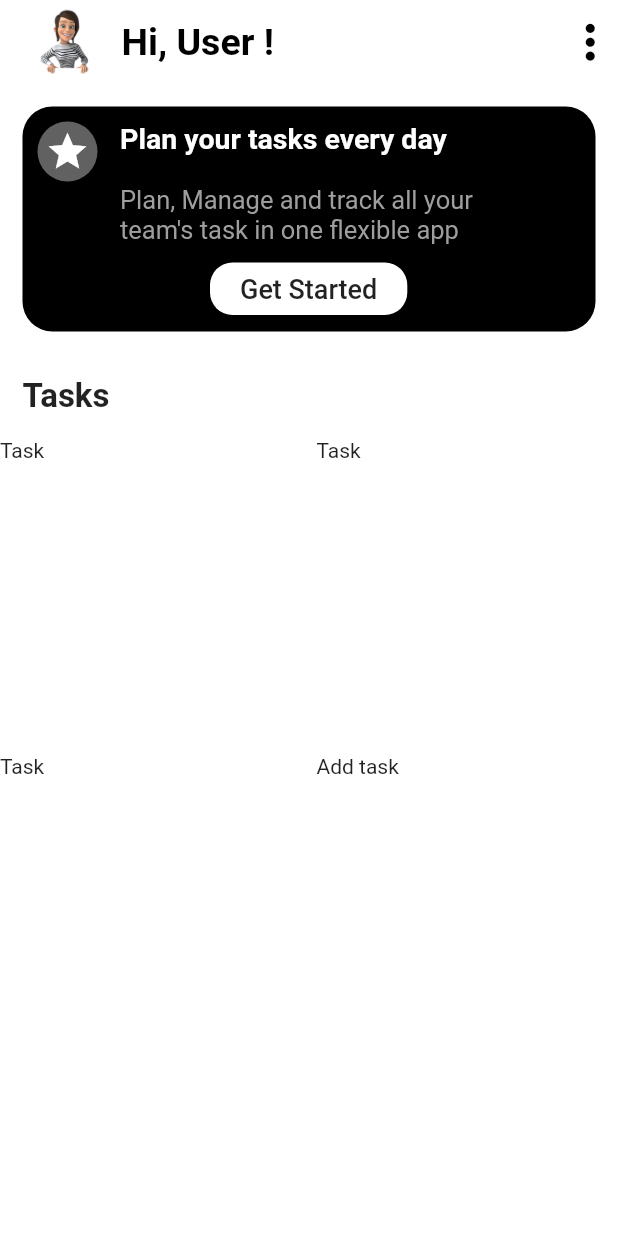
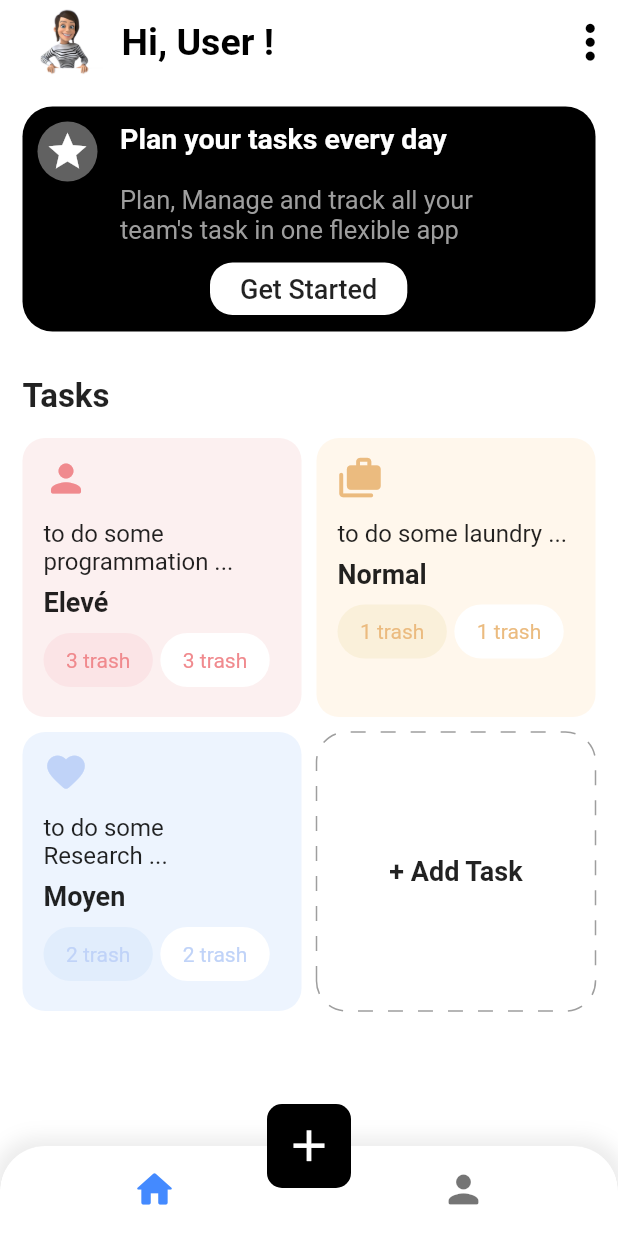
Before and after one commit to joumarhiba/MyTask, a Flutter app: the screen it shows after launch, on a phone screen of 412 x 824 dp. Run offline on Flutter 3.47's test engine with Material 2 defaults, Android fonts, the phone set to English and light mode, and no system bars; drawn by our look-alikes of dotted_border.

Commit message:
last commit

```diff
--- a/MyTask/lib/models/task.dart
+++ b/MyTask/lib/models/task.dart
@@ -40,9 +40,9 @@ Task(
     Task(iconData: Icons.favorite_rounded,
      title: 'to do some Research ...',
      type: 'Moyen',
-     bgColor: kRedLight,
-     iconColor: kRedDark,
-     btnColor: kRed,
+     bgColor: kBlueLight,
+     iconColor: kBlueDart,
+     btnColor: kBlue,
      done: 0,
      trash: 2,
     ),
--- a/MyTask/lib/screens/home/home.dart
+++ b/MyTask/lib/screens/home/home.dart
@@ -18,13 +18,58 @@ class HomePage extends StatelessWidget {
             padding: const EdgeInsets.all(15),
             child: const Text(
               'Tasks',
-              style: TextStyle(
-                fontSize: 22,
-                fontWeight: FontWeight.bold),
+              style: TextStyle(fontSize: 22, fontWeight: FontWeight.bold),
             ),
           ),
-         Expanded(child: Tasks())
+          Expanded(child: Tasks())
         ],
+      ),
+      bottomNavigationBar: _buildBottomNav(),
+      floatingActionButtonLocation: FloatingActionButtonLocation.centerDocked,
+      floatingActionButton: FloatingActionButton(
+        shape: RoundedRectangleBorder(borderRadius: BorderRadius.circular(10)),
+        elevation: 0,
+        backgroundColor: Colors.black,
+        onPressed: () {},
+        child: const Icon(Icons.add, size: 35),
+      ),
+    );
+  }
+
+  Widget _buildBottomNav() {
+    return Container(
+      decoration: BoxDecoration(
+          borderRadius: const BorderRadius.only(
+              topLeft: Radius.circular(30), topRight: Radius.circular(30)),
+          boxShadow: [
+            BoxShadow(
+                color: Colors.grey.withOpacity(0.2),
+                spreadRadius: 5,
+                blurRadius: 10)
+          ]),
+      child: ClipRRect(
+        borderRadius: const BorderRadius.only(
+            topLeft: Radius.circular(30), topRight: Radius.circular(30)),
+        child: BottomNavigationBar(
+          backgroundColor: Colors.white,
+          showSelectedLabels: false,
+          showUnselectedLabels: false,
+          selectedItemColor: Colors.blueAccent,
+          items: const [
+            BottomNavigationBarItem(
+                label: 'Home',
+                icon: Icon(
+                  Icons.home_rounded,
+                  size: 30,
+                )),
+            BottomNavigationBarItem(
+                label: 'Person',
+                icon: Icon(
+                  Icons.person_rounded,
+                  size: 30,
+                ))
+          ],
+        ),
       ),
     );
   }
--- a/MyTask/lib/screens/home/widgets/tasks.dart
+++ b/MyTask/lib/screens/home/widgets/tasks.dart
@@ -1,6 +1,6 @@
 import 'package:flutter/material.dart';
-import 'package:flutter/src/widgets/framework.dart';
 import '../../../models/task.dart';
+import 'package:dotted_border/dotted_border.dart';
 
 class Tasks extends StatelessWidget {
   final tasksList = Task.generateTasks();
@@ -9,6 +9,7 @@ class Tasks extends StatelessWidget {
   @override
   Widget build(BuildContext context) {
     return Container(
+      padding: const EdgeInsets.symmetric(horizontal: 15),
       child: GridView.builder(
           itemCount: tasksList.length,
           gridDelegate: const SliverGridDelegateWithFixedCrossAxisCount(
@@ -20,10 +21,73 @@ class Tasks extends StatelessWidget {
   }
 
   Widget _buildAddTask() {
-    return const Text('Add task');
+    return DottedBorder(
+      borderType: BorderType.RRect,
+      radius: const Radius.circular(20),
+      dashPattern: const [10,10],
+      color: Colors.grey,
+      strokeWidth: 1,
+      child: const Center(
+        child: Text(
+          '+ Add Task',
+          style: TextStyle(fontSize: 18, fontWeight: FontWeight.bold),
+        ),
+      ),
+    );
   }
 
   Widget _buildTask(BuildContext context, Task task) {
-    return const Text('Task');
+    return Container(
+      padding: const EdgeInsets.fromLTRB(14, 12, 14, 13),
+      decoration: BoxDecoration(
+          color: task.bgColor, borderRadius: BorderRadius.circular(15)),
+      child: Column(
+        crossAxisAlignment: CrossAxisAlignment.start,
+        children: [
+          Icon(
+            task.iconData,
+            color: task.iconColor,
+            size: 30,
+          ),
+          const SizedBox(height: 12),
+          Text(
+            task.title!,
+            style: const TextStyle(fontSize: 16, fontWeight: FontWeight.normal),
+          ),
+          const SizedBox(
+            height: 7,
+          ),
+          Text(
+            task.type!,
+            style: const TextStyle(
+              fontSize: 18,
+              fontWeight: FontWeight.bold,
+            ),
+          ),
+          const SizedBox(height: 10),
+          Row(
+            children: [
+              _buildTaskStatus(
+                  task.btnColor!, task.iconColor!, '${task.trash} trash'),
+              const SizedBox(width: 5),
+              _buildTaskStatus(
+                  Colors.white, task.iconColor!, '${task.trash} trash')
+            ],
+          )
+        ],
+      ),
+    );
+  }
+
+  Widget _buildTaskStatus(Color bgColor, Color txColor, String text) {
+    return Container(
+      padding: const EdgeInsets.symmetric(horizontal: 15, vertical: 10),
+      decoration: BoxDecoration(
+          color: bgColor, borderRadius: BorderRadius.circular(20)),
+      child: Text(
+        text,
+        style: TextStyle(color: txColor),
+      ),
+    );
   }
 }
--- a/MyTask/pubspec.yaml
+++ b/MyTask/pubspec.yaml
@@ -35,6 +35,7 @@ dependencies:
   # The following adds the Cupertino Icons font to your application.
   # Use with the CupertinoIcons class for iOS style icons.
   cupertino_icons: ^1.0.2
+  dotted_border: ^2.0.0+3
 
 dev_dependencies:
   flutter_test:
```
Also changed, not shown: MyTask/pubspec.lock.
